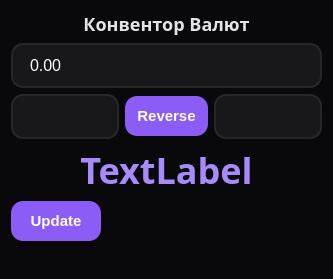
Gaznmazn/RatesConverter, file Conventer_valute_disagner.ui: the form before one commit.
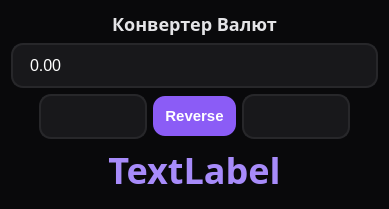
The form after the commit.

The edit to the form file:
```diff
--- a/Conventer_valute_disagner.ui
+++ b/Conventer_valute_disagner.ui
@@ -6,8 +6,8 @@
    <rect>
     <x>0</x>
     <y>0</y>
-    <width>313</width>
-    <height>279</height>
+    <width>389</width>
+    <height>209</height>
    </rect>
   </property>
   <property name="windowTitle">
@@ -90,7 +90,7 @@
       <bool>false</bool>
      </property>
      <property name="text">
-      <string>Конвентор Валют</string>
+      <string>Конвертер Валют</string>
      </property>
      <property name="textFormat">
       <enum>Qt::PlainText</enum>
@@ -121,6 +121,19 @@
    </item>
    <item>
     <layout class="QHBoxLayout" name="horizontalLayout_3">
+     <item>
+      <widget class="QLabel" name="label_icon_from">
+       <property name="maximumSize">
+        <size>
+         <width>32</width>
+         <height>32</height>
+        </size>
+       </property>
+       <property name="text">
+        <string/>
+       </property>
+      </widget>
+     </item>
      <item>
       <widget class="QComboBox" name="combo_from">
        <property name="maximumSize">
@@ -154,6 +167,19 @@
        </property>
       </widget>
      </item>
+     <item>
+      <widget class="QLabel" name="label_icon_to">
+       <property name="maximumSize">
+        <size>
+         <width>32</width>
+         <height>32</height>
+        </size>
+       </property>
+       <property name="text">
+        <string/>
+       </property>
+      </widget>
+     </item>
     </layout>
    </item>
    <item>
@@ -183,25 +209,6 @@
      </property>
     </widget>
    </item>
-   <item>
-    <widget class="QPushButton" name="btn_update">
-     <property name="maximumSize">
-      <size>
-       <width>90</width>
-       <height>40</height>
-      </size>
-     </property>
-     <property name="layoutDirection">
-      <enum>Qt::LeftToRight</enum>
-     </property>
-     <property name="autoFillBackground">
-      <bool>false</bool>
-     </property>
-     <property name="text">
-      <string>Update</string>
-     </property>
-    </widget>
-   </item>
    <item>
     <spacer name="verticalSpacer">
      <property name="orientation">
```
